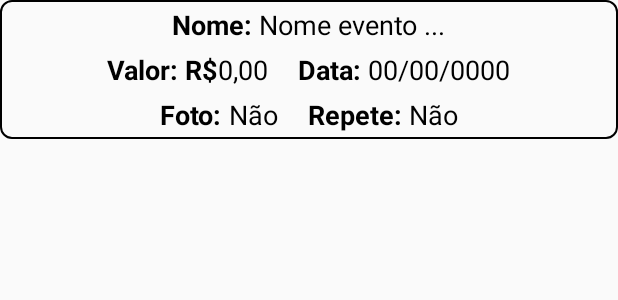
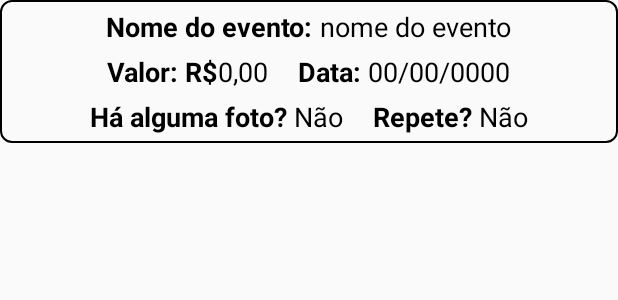
Before and after one commit to jose-roberto/CarteiraMensal, an Android app: the layout item_lista_evento.xml on its own in the app's theme, with its tools: preview values and no code run, on a phone screen of 412 x 824 dp. Shown: the top 300 px of the screen. Run offline under Robolectric (Android 15) with nearby library versions, the phone set to English and light mode, and no system bars.

Commit message:
Desenvolvimento - Parte 3 - Debug

```diff
--- a/app/src/main/res/drawable/apenasborda.xml
+++ /dev/null
@@ -1,14 +0,0 @@
-<?xml version="1.0" encoding="utf-8"?>
-<shape xmlns:android="http://schemas.android.com/apk/res/android">
-
-    <stroke
-        android:width = "1dp"
-        android:color = "#000000"/>
-
-    <corners
-        android:bottomLeftRadius = "7dp"
-        android:bottomRightRadius = "7dp"
-        android:topLeftRadius = "7dp"
-        android:topRightRadius = "7dp"/>
-
-</shape>
--- /dev/null
+++ b/app/src/main/res/drawable/borda_item.xml
@@ -0,0 +1,14 @@
+<?xml version="1.0" encoding="utf-8"?>
+<shape xmlns:android="http://schemas.android.com/apk/res/android">
+
+    <stroke
+        android:width="1dp"
+        android:color="#000000" />
+
+    <corners
+        android:bottomLeftRadius="7dp"
+        android:bottomRightRadius="7dp"
+        android:topLeftRadius="7dp"
+        android:topRightRadius="7dp" />
+
+</shape>
--- a/app/src/main/res/drawable/bordalista.xml
+++ b/app/src/main/res/drawable/borda_lista.xml
@@ -2,7 +2,7 @@
 <shape xmlns:android="http://schemas.android.com/apk/res/android">
 
     <stroke
-        android:width = "2dp"
-        android:color = "#000000"/>
+        android:width="2dp"
+        android:color="#000000" />
 
 </shape>
--- a/app/src/main/res/layout/activity_cadastro_edicao_evento.xml
+++ b/app/src/main/res/layout/activity_cadastro_edicao_evento.xml
@@ -115,10 +115,9 @@
                     android:textSize="20dp" />
 
                 <Spinner
-                    android:id="@+id/spRepeticao"
+                    android:id="@+id/mesesRepeticao"
                     android:layout_width="70dp"
-                    android:layout_height="match_parent"
-                    android:textSize="20dp" />
+                    android:layout_height="match_parent" />
             </LinearLayout>
 
             <!--Adicionar foto-->
--- a/app/src/main/res/layout/item_lista_eventos.xml
+++ b/app/src/main/res/layout/item_lista_evento.xml
@@ -1,133 +1,126 @@
 <?xml version="1.0" encoding="utf-8"?>
-<RelativeLayout
-    xmlns:android="http://schemas.android.com/apk/res/android"
+<RelativeLayout xmlns:android="http://schemas.android.com/apk/res/android"
     android:layout_width="match_parent"
-    android:layout_height="wrap_content"
+    android:layout_height="match_parent"
     android:orientation="vertical">
 
-    //delimita o espaço do item
+    <!--Primeiro LinearLayout: delimita o espaço do item-->
     <LinearLayout
         android:layout_width="match_parent"
         android:layout_height="wrap_content"
         android:orientation="vertical"
-        android:padding="4dp"
-        android:background="@drawable/apenasborda"
-        android:layout_marginBottom="5dp">
+        android:layout_marginBottom="5dp"
+        android:padding="5dp"
+        android:background="@drawable/borda_item">
 
-        //Nome do evento
+        <!--Segundo LinearLayout: nome do evento-->
         <LinearLayout
             android:layout_width="wrap_content"
             android:layout_height="wrap_content"
-            android:orientation="horizontal"
             android:layout_gravity="center"
-            android:layout_marginBottom="5dp">
-
+            android:layout_marginBottom="5dp"
+            android:orientation="horizontal">
 
             <TextView
                 android:layout_width="wrap_content"
                 android:layout_height="wrap_content"
-                android:text="Nome: "
-                android:textSize="18sp"
+                android:text="Nome do evento: "
                 android:textColor="@color/black"
-                android:textStyle="bold"/>
+                android:textSize="18dp"
+                android:textStyle="bold" />
 
             <TextView
-                android:id="@+id/nomeItem"
+                android:id="@+id/txtNomeItem"
                 android:layout_width="wrap_content"
                 android:layout_height="wrap_content"
-                android:text="Nome evento ..."
-                android:textSize="18sp"
-                android:textColor="@color/black"/>
+                android:text="nome do evento"
+                android:textColor="@color/black"
+                android:textSize="18dp" />
 
         </LinearLayout>
 
-        //valor e data do evento
+        <!--Terceiro LinearLayout: valor e data do evento-->
         <LinearLayout
             android:layout_width="wrap_content"
             android:layout_height="wrap_content"
-            android:orientation="horizontal"
             android:layout_gravity="center"
-            android:layout_marginBottom="5dp">
+            android:layout_marginBottom="5dp"
+            android:orientation="horizontal">
 
             <TextView
                 android:layout_width="wrap_content"
                 android:layout_height="wrap_content"
                 android:text="Valor: R$"
-                android:textSize="18sp"
                 android:textColor="@color/black"
-                android:textStyle="bold"/>
-
+                android:textSize="18dp"
+                android:textStyle="bold" />
 
             <TextView
-                android:id="@+id/valorItem"
+                android:id="@+id/txtValorItem"
                 android:layout_width="wrap_content"
                 android:layout_height="wrap_content"
+                android:layout_marginRight="20dp"
                 android:text="0,00"
-                android:textSize="18sp"
-                android:layout_marginRight="20dp"
                 android:textColor="@color/black"
-                />
+                android:textSize="18dp" />
 
             <TextView
                 android:layout_width="wrap_content"
                 android:layout_height="wrap_content"
                 android:text="Data: "
-                android:textSize="18sp"
                 android:textColor="@color/black"
-                android:textStyle="bold"/>
-
+                android:textSize="18dp"
+                android:textStyle="bold" />
 
             <TextView
-                android:id="@+id/dataItem"
+                android:id="@+id/txtDataItem"
                 android:layout_width="wrap_content"
                 android:layout_height="wrap_content"
                 android:text="00/00/0000"
-                android:textSize="18sp"
-                android:textColor="@color/black"/>
+                android:textColor="@color/black"
+                android:textSize="18dp" />
 
         </LinearLayout>
 
-        //Foto e repetição
+        <!--Quarto LinearLayout: foto e indicação de repetição do evento-->
         <LinearLayout
             android:layout_width="wrap_content"
             android:layout_height="wrap_content"
-            android:orientation="horizontal"
-            android:layout_gravity="center">
+            android:layout_gravity="center"
+            android:orientation="horizontal">
 
             <TextView
                 android:layout_width="wrap_content"
                 android:layout_height="wrap_content"
-                android:text="Foto: "
-                android:textSize="18sp"
+                android:text="Há alguma foto? "
                 android:textColor="@color/black"
-                android:textStyle="bold"/>
-
+                android:textSize="18dp"
+                android:textStyle="bold" />
 
             <TextView
-                android:id="@+id/fotoItem"
+                android:id="@+id/txtFotoItem"
                 android:layout_width="wrap_content"
                 android:layout_height="wrap_content"
+                android:layout_marginRight="20dp"
                 android:text="Não"
-                android:textSize="18sp"
-                android:layout_marginRight="20dp"
-                android:textColor="@color/black"/>
+                android:textColor="@color/black"
+                android:textSize="18dp" />
 
             <TextView
                 android:layout_width="wrap_content"
                 android:layout_height="wrap_content"
-                android:text="Repete: "
-                android:textSize="18sp"
+                android:text="Repete? "
                 android:textColor="@color/black"
-                android:textStyle="bold"/>
-
+                android:textSize="18dp"
+                android:textStyle="bold" />
 
             <TextView
-                android:id="@+id/repeteItem"
+                android:id="@+id/txtRepeticaoItem"
                 android:layout_width="wrap_content"
                 android:layout_height="wrap_content"
                 android:text="Não"
-                android:textSize="18sp"
-                android:textColor="@color/black"/>
+                android:textColor="@color/black"
+                android:textSize="18dp" />
 
         </LinearLayout>
 
```
Also changed, not shown: app/src/main/java/com/ifmg/carteiramensal/CadastroEdicaoEvento.java (+38 -39 lines), app/src/main/java/com/ifmg/carteiramensal/ItemListaEvento.java (+44 -47 lines), app/src/main/java/com/ifmg/carteiramensal/MainActivity.java (+21 -24 lines), app/src/main/java/com/ifmg/carteiramensal/VisualizarEventos.java (+14 -16 lines), app/src/main/java/modelo/Event.java (+7 -7 lines), app/src/main/java/tools/DB_Events.java (added, +120 -0 lines), app/src/main/java/tools/dbEvents.java (deleted, +0 -138 lines), app/src/main/res/layout/activity_visualizar_eventos.xml (+5 -5 lines).
